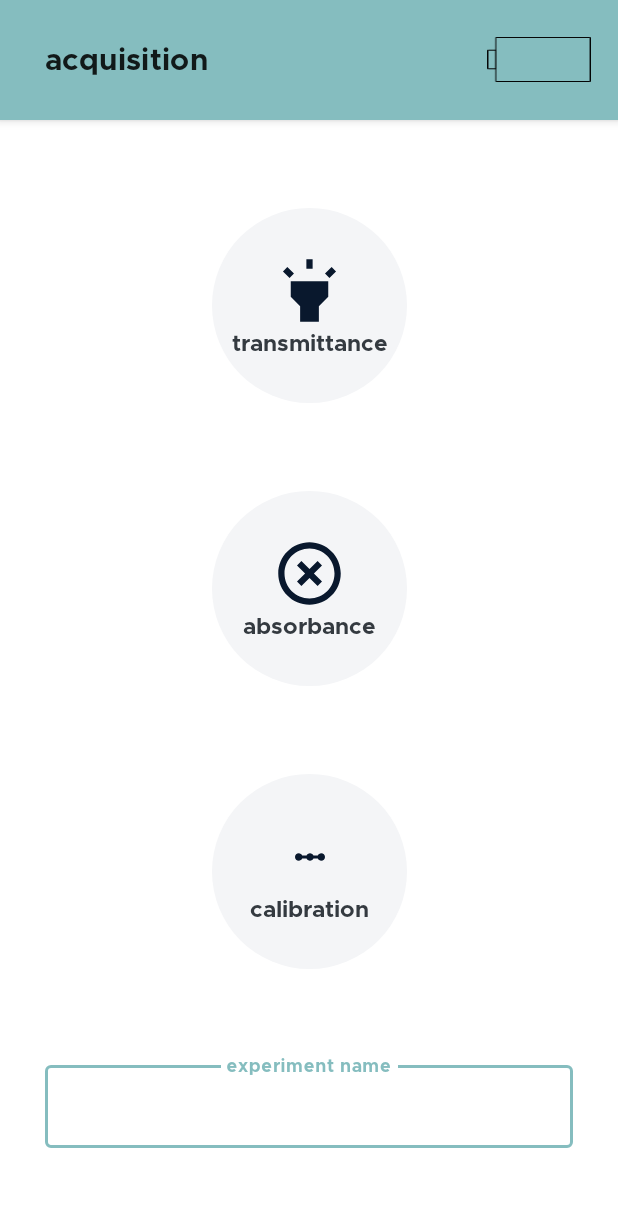
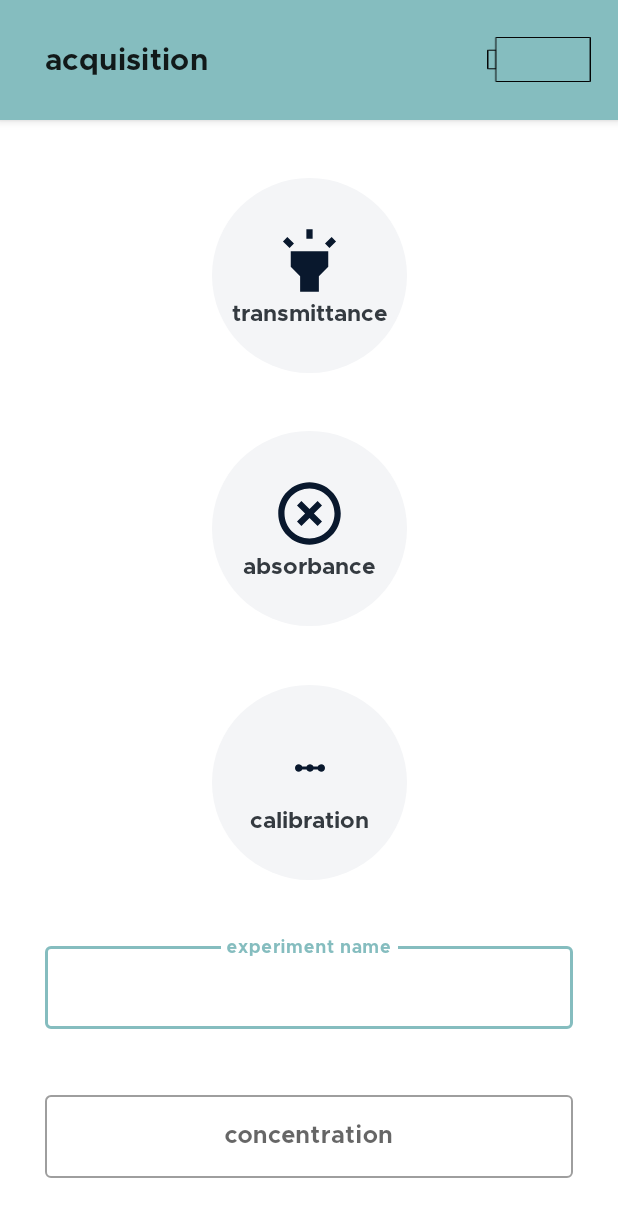
Before and after one commit to lhosszu/spectrophotometry, an Android app: the AcquisitionActivity screen opened directly, with no data from a screen before it, on a phone screen of 412 x 824 dp. Shown: the top 1217 px of the screen. Run offline under Robolectric (Android 15) with nearby library versions, the phone set to English and light mode, and no system bars; our stand-ins replace EventBus.

Commit message:
Include concentration in Calibration experiment

```diff
--- a/app/src/main/java/com/uni/spectro/domain/experiments/Calibration.kt
+++ b/app/src/main/java/com/uni/spectro/domain/experiments/Calibration.kt
@@ -25,7 +25,7 @@ import java.util.concurrent.CompletableFuture
  * - query background from the DB, collect fresh data, and calculate absorbance on single wavelength
  * - on CANCEL: no processing is done
  */
-class Calibration(private val context: WeakReference<Context>, private val experimentName: String) {
+class Calibration(private val context: WeakReference<Context>, private val experimentName: String, private val concentration: Double) {
 
     private val processingPipeline: SignalProcessingPipeline = SignalProcessingPipeline()
 
@@ -75,7 +75,7 @@ class Calibration(private val context: WeakReference<Context>, private val exper
     }
 
     private fun collect(wavelength: Int) {
-        val experiment = ExperimentDetails().calibration(experimentName, wavelength)
+        val experiment = ExperimentDetails().calibration(experimentName, wavelength, concentration)
         val background = SignalProcessingPipeline().queryPipeline("background")
         afterBackgroundQuery(experiment, background)
     }
--- a/app/src/main/java/com/uni/spectro/domain/pipeline/steps/PersistenceStep.kt
+++ b/app/src/main/java/com/uni/spectro/domain/pipeline/steps/PersistenceStep.kt
@@ -17,9 +17,9 @@ class PersistenceStep(private val details: ExperimentDetails) : Step<PixelData,
 
         val realmExperiment: RealmExperiment = if (analyze()) {
             val selected = SpectrumMaxCalculator(input).maxWavelengthAndIntensity()
-            RealmExperiment(details.experimentName(), asRealmList(input), details.type(), selected)
+            RealmExperiment(details.experimentName(), asRealmList(input), details.type(), selected, details.concentration())
         } else {
-            RealmExperiment(details.experimentName(), asRealmList(input), details.type())
+            RealmExperiment(details.experimentName(), asRealmList(input), details.type(), details.concentration())
         }
 
         details.persistence().insert(realmExperiment) { Log.i(TAG, "Spectrum persisted") }
--- a/app/src/main/java/com/uni/spectro/ui/acquisition/AcquisitionActivity.kt
+++ b/app/src/main/java/com/uni/spectro/ui/acquisition/AcquisitionActivity.kt
@@ -8,6 +8,7 @@ import com.google.android.material.textfield.TextInputLayout
 import com.uni.spectro.R
 import com.uni.spectro.bluetooth.BLEService
 import com.uni.spectro.bus.MessageEvent
+import org.apache.commons.lang3.StringUtils
 import org.greenrobot.eventbus.EventBus
 import org.greenrobot.eventbus.Subscribe
 import org.greenrobot.eventbus.ThreadMode
@@ -16,6 +17,7 @@ import java.lang.ref.WeakReference
 class AcquisitionActivity : AppCompatActivity(), AcquisitionView {
 
     private lateinit var experimentNameField: TextInputLayout
+    private lateinit var concentrationField: TextInputLayout
     private lateinit var batteryLevel: ImageView
     private lateinit var presenter: AcquisitionPresenter
 
@@ -35,6 +37,7 @@ class AcquisitionActivity : AppCompatActivity(), AcquisitionView {
     private fun initFields() {
         presenter = AcquisitionPresenter(this)
         experimentNameField = findViewById(R.id.text_experiment_name)
+        concentrationField = findViewById(R.id.text_concentration)
         batteryLevel = findViewById(R.id.image_battery_level_acquisition)
     }
 
@@ -70,4 +73,8 @@ class AcquisitionActivity : AppCompatActivity(), AcquisitionView {
         batteryLevel.setImageLevel(level)
     }
 
+    override fun readConcentration(): Double {
+        val editText = concentrationField.editText!!
+        return if (StringUtils.isNumeric(editText.text)) return editText.text.toString().toDouble() else 0.0
+    }
 }
--- a/app/src/main/java/com/uni/spectro/ui/acquisition/AcquisitionPresenter.kt
+++ b/app/src/main/java/com/uni/spectro/ui/acquisition/AcquisitionPresenter.kt
@@ -35,7 +35,7 @@ class AcquisitionPresenter(private val view: AcquisitionView) {
 
     fun collectCalibration(context: WeakReference<Context>, editText: EditText) {
         val experimentName = readExperimentName(editText)
-        Calibration(context, experimentName).run()
+        Calibration(context, experimentName, view.readConcentration()).run()
     }
 
     private fun readExperimentName(editText: EditText): String {
--- a/app/src/main/java/com/uni/spectro/ui/acquisition/AcquisitionView.kt
+++ b/app/src/main/java/com/uni/spectro/ui/acquisition/AcquisitionView.kt
@@ -5,4 +5,5 @@ interface AcquisitionView {
     fun absorbanceButtonClick()
     fun calibrationButtonClick()
     fun updateBatteryLevel(level: Int)
+    fun readConcentration(): Double
 }
--- a/app/src/main/java/com/uni/spectro/ui/plot/CalibrationPresenter.kt
+++ b/app/src/main/java/com/uni/spectro/ui/plot/CalibrationPresenter.kt
@@ -14,6 +14,10 @@ class CalibrationPresenter(private val view: CalibrationView) {
         }
     }
 
+    fun formatConcentration(concentration: Double): String {
+        return "%.1f".format(concentration)
+    }
+
     private fun setBatteryLevel(level: Int) {
         val scaled = BatteryLevel(level).level()
         view.updateBatteryLevel(scaled)
--- a/app/src/main/java/com/uni/spectro/wrapper/ExperimentWrapper.kt
+++ b/app/src/main/java/com/uni/spectro/wrapper/ExperimentWrapper.kt
@@ -10,6 +10,7 @@ class ExperimentWrapper {
     lateinit var date: Date
     var selectedWavelength: Int = 0
     var intensity: Double = 0.0
+    var concentration: Double = 0.0
     lateinit var points: List<Double>
     lateinit var experimentType: String
 
@@ -18,6 +19,7 @@ class ExperimentWrapper {
         date = experiment.date
         selectedWavelength = experiment.selectedWavelength
         intensity = experiment.selectedIntensity
+        concentration = experiment.concentration
         points = toArrayList(experiment.dataPoints)
         experimentType = experiment.experimentType
     }
--- a/app/src/main/res/layout/activity_acquisition.xml
+++ b/app/src/main/res/layout/activity_acquisition.xml
@@ -143,7 +143,7 @@
         android:id="@+id/layout_experiment_name"
         android:layout_width="match_parent"
         android:layout_height="wrap_content"
-        app:layout_constraintBottom_toBottomOf="parent"
+        app:layout_constraintBottom_toTopOf="@id/layout_concentration"
         app:layout_constraintEnd_toEndOf="parent"
         app:layout_constraintStart_toStartOf="parent"
         app:layout_constraintTop_toBottomOf="@id/layout_calibration">
@@ -169,4 +169,35 @@
 
     </androidx.constraintlayout.widget.ConstraintLayout>
 
+
+    <androidx.constraintlayout.widget.ConstraintLayout
+        android:id="@+id/layout_concentration"
+        android:layout_width="match_parent"
+        android:layout_height="wrap_content"
+        app:layout_constraintBottom_toBottomOf="parent"
+        app:layout_constraintEnd_toEndOf="parent"
+        app:layout_constraintStart_toStartOf="parent"
+        app:layout_constraintTop_toBottomOf="@id/layout_experiment_name">
+
+        <com.google.android.material.textfield.TextInputLayout
+            android:id="@+id/text_concentration"
+            style="@style/Widget.MaterialComponents.TextInputLayout.OutlinedBox"
+            android:layout_width="match_parent"
+            android:layout_height="wrap_content"
+            android:layout_marginStart="@dimen/margin_30dp"
+            android:layout_marginEnd="@dimen/margin_30dp"
+            app:layout_constraintEnd_toEndOf="parent"
+            app:layout_constraintStart_toStartOf="parent"
+            app:layout_constraintTop_toTopOf="parent">
+
+            <com.google.android.material.textfield.TextInputEditText
+                android:id="@+id/input_concentration"
+                android:layout_width="match_parent"
+                android:layout_height="wrap_content"
+                android:gravity="center"
+                android:hint="@string/label_concentration" />
+        </com.google.android.material.textfield.TextInputLayout>
+
+    </androidx.constraintlayout.widget.ConstraintLayout>
+
 </androidx.constraintlayout.widget.ConstraintLayout>
--- a/app/src/main/res/values/strings.xml
+++ b/app/src/main/res/values/strings.xml
@@ -24,6 +24,7 @@
     <string name="btn_sample_inserted">inserted</string>
 
     <string name="label_experiment_name">experiment name</string>
+    <string name="label_concentration">concentration</string>
     <string name="label_experiment_date">experiment date</string>
     <string name="label_experiment_type">experiment type</string>
 
```
Also changed, not shown: app/src/main/java/com/uni/spectro/domain/pipeline/model/ExperimentDetails.kt (+15 -2 lines), app/src/main/java/com/uni/spectro/persistence/model/RealmExperiment.kt (+7 -0 lines), app/src/main/java/com/uni/spectro/root/SpectroApplication.kt (+12 -8 lines), app/src/main/java/com/uni/spectro/ui/plot/CalibrationActivity.kt (+9 -2 lines), app/src/main/res/layout/activity_calibration.xml (+21 -0 lines), 1 other file.
